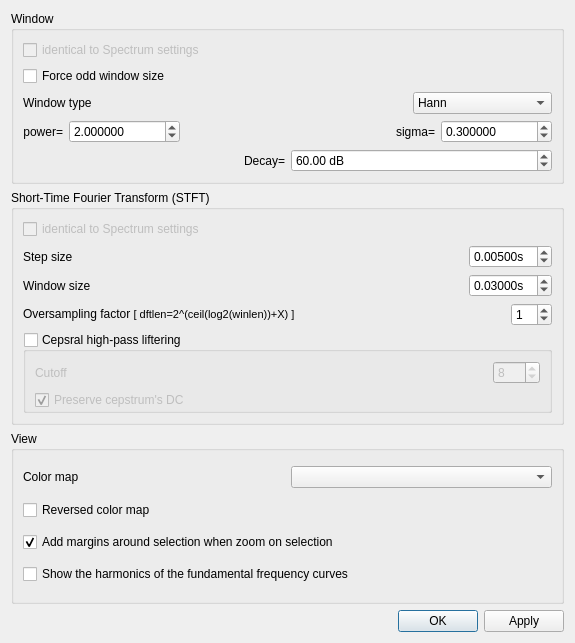
Old version of the form src/gvspectrogramwdialogsettings.ui in the repository gillesdegottex/dfasma.
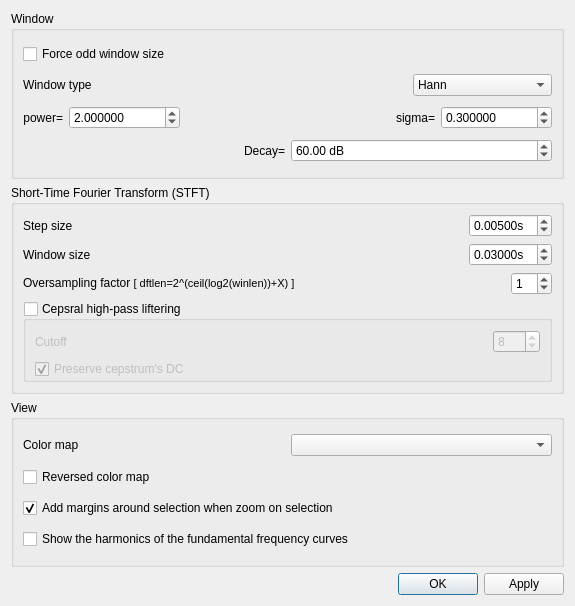
New version of the form.

What changed in the file:
```diff
--- a/src/gvspectrogramwdialogsettings.ui
+++ b/src/gvspectrogramwdialogsettings.ui
@@ -7,7 +7,7 @@
     <x>0</x>
     <y>0</y>
     <width>575</width>
-    <height>643</height>
+    <height>606</height>
    </rect>
   </property>
   <property name="windowTitle">
@@ -21,17 +21,7 @@
      </property>
      <layout class="QVBoxLayout" name="verticalLayout_2">
       <item>
-       <widget class="QCheckBox" name="checkBox">
-        <property name="enabled">
-         <bool>false</bool>
-        </property>
-        <property name="text">
-         <string>identical to Spectrum settings</string>
-        </property>
-       </widget>
-      </item>
-      <item>
-       <widget class="QCheckBox" name="cbWindowSizeForcedOdd">
+       <widget class="QCheckBox" name="cbSpectrogramWindowSizeForcedOdd">
         <property name="text">
          <string>Force odd window size</string>
         </property>
@@ -244,16 +234,6 @@
       <string>Short-Time Fourier Transform (STFT)</string>
      </property>
      <layout class="QVBoxLayout" name="verticalLayout">
-      <item>
-       <widget class="QCheckBox" name="checkBox_2">
-        <property name="enabled">
-         <bool>false</bool>
-        </property>
-        <property name="text">
-         <string>identical to Spectrum settings</string>
-        </property>
-       </widget>
-      </item>
       <item>
        <layout class="QHBoxLayout" name="horizontalLayout_16">
         <item>
```
Left out of the diff: 20 changed lines with no effect on the pictures.
